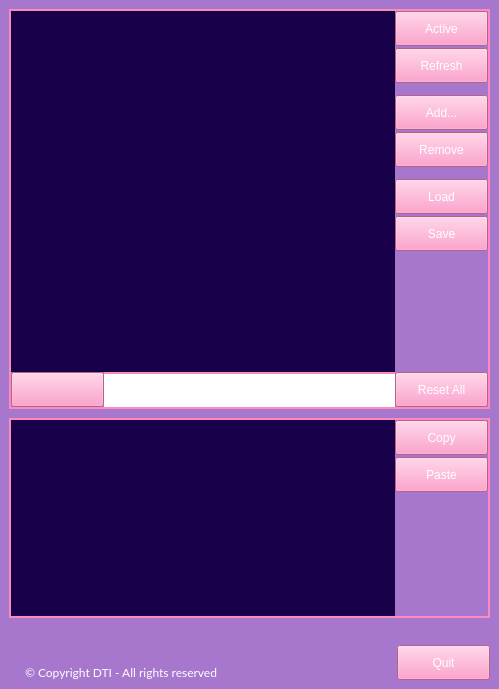
Old version of the form resource/pattern_manager_widget.ui in the repository teknologisk-institut/rqt_pattern_manager.
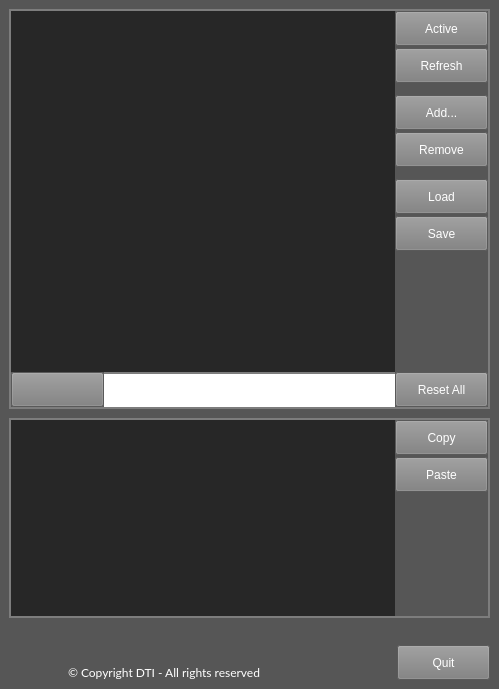
New version of the form. Icons and pictures are not drawn.

Commit message: updated gui | updated resource management of icons | updated client and widget to implement all pattern types

```diff
--- a/resource/pattern_manager_widget.ui
+++ b/resource/pattern_manager_widget.ui
@@ -39,7 +39,7 @@
    <string notr="true">* {
 	font: &quot;Lato&quot;;
 }
-/*
+
 QPushButton {
 	color: white;
 	background-color: #7d7d7d;
@@ -48,6 +48,10 @@
 	width: 85px;
 }
 
+QPushButton#stepButton {
+	image: url(&quot;:/resource/next_button.png&quot;)
+}
+
 QPushButton:hover {
     background: #5a8ab4;
 }
@@ -126,6 +130,10 @@
 	color: white;
 }
 
+QLabel#logo {
+	border-image: url(&quot;:/resource/resource_dti_logo_small.png&quot;)
+}
+
 QMenu {
 	background-color: #565656;
 }
@@ -138,10 +146,10 @@
 QMenu::item:selected {
 	background-color: #5a8ab4;
 }
-*/
+
 
 /*** ALTERNATIVE STYLE (LITERALLY!) ***/
-
+/*
 QPushButton {
 	color: white;
 	background-color: rgb(254, 137, 190);
@@ -150,6 +158,10 @@
 	width: 85px;
 }
 
+QPushButton#stepButton {
+	image: url(&quot;:/resource/blue_dolphin2.png&quot;)
+}
+
 QPushButton:hover {
 	background: rgb(255, 171, 209)
 }
@@ -232,6 +244,10 @@
 	color: white;
 }
 
+QLabel#logo {
+	border-image: url(&quot;:/resource/resource_dti_logo_small.png&quot;)
+}
+
 QMenu {
 	background-color: rgb(166, 119, 205);
 }
@@ -244,7 +260,7 @@
 QMenu::item:selected {
 	background-color: rgb(192, 154, 224);
 }
-</string>
+*/</string>
   </property>
   <layout class="QVBoxLayout" name="verticalLayout_6">
    <property name="spacing">
@@ -516,8 +532,8 @@
               </property>
               <property name="iconSize">
                <size>
-                <width>32</width>
-                <height>32</height>
+                <width>24</width>
+                <height>24</height>
                </size>
               </property>
               <property name="autoDefault">
@@ -745,7 +761,13 @@
           <number>0</number>
          </property>
          <item>
-          <widget class="QLabel" name="label">
+          <widget class="QLabel" name="logo">
+           <property name="minimumSize">
+            <size>
+             <width>50</width>
+             <height>50</height>
+            </size>
+           </property>
            <property name="maximumSize">
             <size>
              <width>50</width>
```
Left out of the diff: 25 changed lines with no effect on the pictures. The commit also changes 10 other files.
